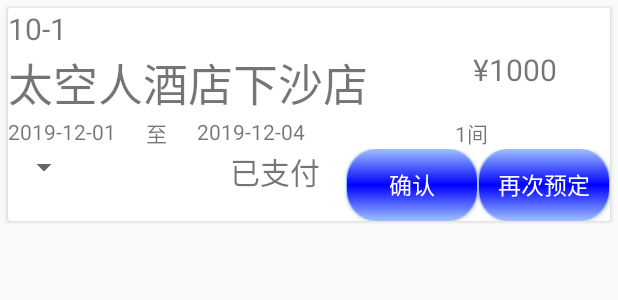
After one commit to sn0wjin19/SpacemanHotel, an Android app: the layout room_state_item.xml on its own in the app's theme, with its tools: preview values and no code run, on a phone screen of 412 x 824 dp. The commit adds this screen. Shown: the top 300 px of the screen. Run offline under Robolectric (Android 15) with nearby library versions, the phone set to English and light mode, and no system bars.

Commit message:
2019/12/12(1)

```diff
--- a/app/src/main/AndroidManifest.xml
+++ b/app/src/main/AndroidManifest.xml
@@ -11,7 +11,10 @@
         android:roundIcon="@mipmap/ic_launcher_round"
         android:supportsRtl="true"
         android:theme="@style/AppTheme">
-        <activity android:name=".Registry" android:label="注册"></activity>
+        <activity android:name=".order_state"></activity>
+        <activity
+            android:name=".Registry"
+            android:label="注册" />
         <activity
             android:name=".LoginActivty"
             android:label="酒店登录" />
@@ -24,6 +27,8 @@
                 <category android:name="android.intent.category.LAUNCHER" />
             </intent-filter>
         </activity>
+        <activity android:name=".WalletActivity" />
+        <activity android:name=".Pay" />
     </application>
 
 </manifest>
--- a/app/src/main/java/com/example/spacemanhotel/Pay.java
+++ b/app/src/main/java/com/example/spacemanhotel/Pay.java
@@ -1,4 +1,6 @@
 package com.example.spacemanhotel;
 
-public class Pay {
+import androidx.appcompat.app.AppCompatActivity;
+
+public class Pay extends AppCompatActivity {
 }
--- a/app/src/main/java/com/example/spacemanhotel/ReserveInfoActivity.java
+++ b/app/src/main/java/com/example/spacemanhotel/ReserveInfoActivity.java
@@ -42,6 +42,7 @@ public class ReserveInfoActivity extends AppCompatActivity {
 
         //为spinner绑定我们定义好的数据适配器
         Spinner spinner = (Spinner)findViewById(R.id.room_num_spinner);
+
         spinner.setAdapter(adapter);
         Button payOnlinebutton = (Button)findViewById(R.id.pay_online_button);
         payOnlinebutton.setOnClickListener(new View.OnClickListener() {
--- a/app/src/main/java/com/example/spacemanhotel/Wallet.java
+++ /dev/null
@@ -1,4 +0,0 @@
-package com.example.spacemanhotel;
-
-public class Wallet {
-}
--- /dev/null
+++ b/app/src/main/java/com/example/spacemanhotel/WalletActivity.java
@@ -0,0 +1,17 @@
+package com.example.spacemanhotel;
+import android.app.Activity;
+import android.os.Bundle;
+
+import androidx.annotation.Nullable;
+import androidx.appcompat.app.AppCompatActivity;
+
+public class WalletActivity extends AppCompatActivity {
+
+    @Override
+    protected void onCreate(@Nullable Bundle savedInstanceState) {
+        super.onCreate(savedInstanceState);
+
+
+    }
+
+}
--- /dev/null
+++ b/app/src/main/java/com/example/spacemanhotel/order_state.java
@@ -0,0 +1,16 @@
+package com.example.spacemanhotel;
+
+import androidx.appcompat.app.AppCompatActivity;
+
+import android.os.Bundle;
+
+public class order_state extends AppCompatActivity {
+
+    @Override
+    protected void onCreate(Bundle savedInstanceState) {
+        super.onCreate(savedInstanceState);
+        setContentView(R.layout.activity_order_state);
+
+
+    }
+}
--- /dev/null
+++ b/app/src/main/res/drawable/button_common_1.xml
@@ -0,0 +1,23 @@
+<?xml version="1.0" encoding="UTF-8"?>
+<layer-list xmlns:android="http://schemas.android.com/apk/res/android">
+    <!-- 连框颜色值 --><item>
+    <shape>
+        <solid android:color="#99BBFF" />
+        <corners android:radius="20dp" />
+
+    </shape>
+</item>
+    <!-- 主体背景颜色值 -->
+    <item android:bottom="1dp" android:right="1dp" android:top="1dp" android:left="1dp">
+        <shape>
+            <gradient android:startColor="#99BBFF" android:centerColor="#0000FF"
+                android:endColor="#99BBFF" android:type="linear" android:angle="90"
+                android:centerX="0.5" android:centerY="0.5" />
+
+            <padding android:left="2dp" android:top="2dp" android:right="2dp"
+                android:bottom="2dp" />
+            <!-- 应该是圆角 -->
+            <corners android:radius="20dp" />
+        </shape>
+    </item>
+</layer-list>
--- /dev/null
+++ b/app/src/main/res/layout/activity_order_state.xml
@@ -0,0 +1,9 @@
+<?xml version="1.0" encoding="utf-8"?>
+<androidx.constraintlayout.widget.ConstraintLayout xmlns:android="http://schemas.android.com/apk/res/android"
+    xmlns:app="http://schemas.android.com/apk/res-auto"
+    xmlns:tools="http://schemas.android.com/tools"
+    android:layout_width="match_parent"
+    android:layout_height="match_parent"
+    tools:context=".order_state">
+
+</androidx.constraintlayout.widget.ConstraintLayout>
--- /dev/null
+++ b/app/src/main/res/layout/room_state.xml
@@ -0,0 +1,6 @@
+<?xml version="1.0" encoding="utf-8"?>
+<LinearLayout xmlns:android="http://schemas.android.com/apk/res/android"
+    android:layout_width="match_parent"
+    android:layout_height="match_parent">
+
+</LinearLayout>
--- /dev/null
+++ b/app/src/main/res/layout/room_state_item.xml
@@ -0,0 +1,125 @@
+<?xml version="1.0" encoding="utf-8"?>
+<androidx.cardview.widget.CardView xmlns:android="http://schemas.android.com/apk/res/android"
+    android:id="@+id/order_cardview"
+    android:layout_width="match_parent"
+    android:layout_height="wrap_content"
+    android:layout_margin="5dp"
+
+    >
+    <RelativeLayout
+        android:id="@+id/order_main"
+        android:layout_width="match_parent"
+        android:layout_height="wrap_content"
+        android:background="#ffff">
+
+        <TextView
+            android:id="@+id/order_date"
+            android:layout_width="wrap_content"
+            android:layout_height="wrap_content"
+            android:text="10-1"
+            android:textSize="20dp"
+            />
+
+        <RelativeLayout
+            android:id="@+id/order_body"
+            android:layout_width="match_parent"
+            android:layout_height="wrap_content"
+            android:layout_below="@id/order_date"
+            android:background="#ffff">
+        <TextView
+            android:id="@+id/hotel_name"
+            android:layout_width="wrap_content"
+            android:layout_height="wrap_content"
+            android:text="太空人酒店下沙店"
+            android:textSize="30dp"
+            />
+         <TextView
+             android:id="@+id/order_money"
+             android:layout_width="wrap_content"
+             android:layout_height="wrap_content"
+             android:layout_toRightOf="@id/hotel_name"
+             android:layout_marginLeft="70dp"
+             android:text="¥1000"
+             android:textSize="20dp"/>
+          <RelativeLayout
+              android:id="@+id/datebetween"
+              android:layout_width="wrap_content"
+              android:layout_height="wrap_content"
+              android:layout_below="@id/hotel_name">
+
+              <TextView
+                  android:id="@+id/frontdate"
+                  android:layout_width="wrap_content"
+                  android:layout_height="wrap_content"
+                  android:text="2019-12-01"/>
+              <TextView
+                  android:id="@+id/dateto"
+                  android:layout_toRightOf="@id/frontdate"
+                  android:layout_marginLeft="20dp"
+                  android:layout_width="wrap_content"
+                  android:layout_height="wrap_content"
+                  android:text="至"/>
+              <TextView
+                  android:id="@+id/behinddate"
+                  android:layout_toRightOf="@id/dateto"
+                  android:layout_marginLeft="20dp"
+                  android:layout_width="wrap_content"
+                  android:layout_height="wrap_content"
+                  android:text="2019-12-04"/>
+              <TextView
+                  android:id="@+id/room_num"
+                  android:layout_toRightOf="@id/behinddate"
+                  android:layout_marginLeft="100dp"
+                  android:layout_width="wrap_content"
+                  android:layout_height="wrap_content"
+                  android:text="1间"/>
+
+          </RelativeLayout>
+
+
+
+        </RelativeLayout>
+
+        <RelativeLayout
+            android:layout_below="@id/order_body"
+            android:layout_width="wrap_content"
+            android:layout_height="wrap_content">
+
+            <Spinner
+                android:id="@+id/morechoose"
+                android:layout_width="wrap_content"
+                android:layout_height="wrap_content"/>
+
+            <TextView
+                android:id="@+id/order_state_text"
+                android:layout_width="wrap_content"
+                android:layout_height="wrap_content"
+                android:layout_marginLeft="100dp"
+                android:layout_toRightOf="@id/morechoose"
+                android:text="已支付"
+                android:textSize="20dp"/>
+            <Button
+                android:id="@+id/checkbutton"
+                android:layout_toLeftOf="@id/regetbutton"
+                android:layout_width="wrap_content"
+                android:layout_height="wrap_content"
+                android:background="@drawable/button_common_1"
+                android:text="确认"
+                android:textSize="15dp"
+                android:textColor="#ffff"/>
+            <Button
+                android:id="@+id/regetbutton"
+                android:layout_alignParentRight="true"
+                android:layout_width="wrap_content"
+                android:layout_height="wrap_content"
+                android:background="@drawable/button_common_1"
+                android:text="再次预定"
+                android:textSize="15dp"
+                android:textColor="#ffff"/>
+
+
+        </RelativeLayout>
+
+    </RelativeLayout>
+
+</androidx.cardview.widget.CardView>
```
